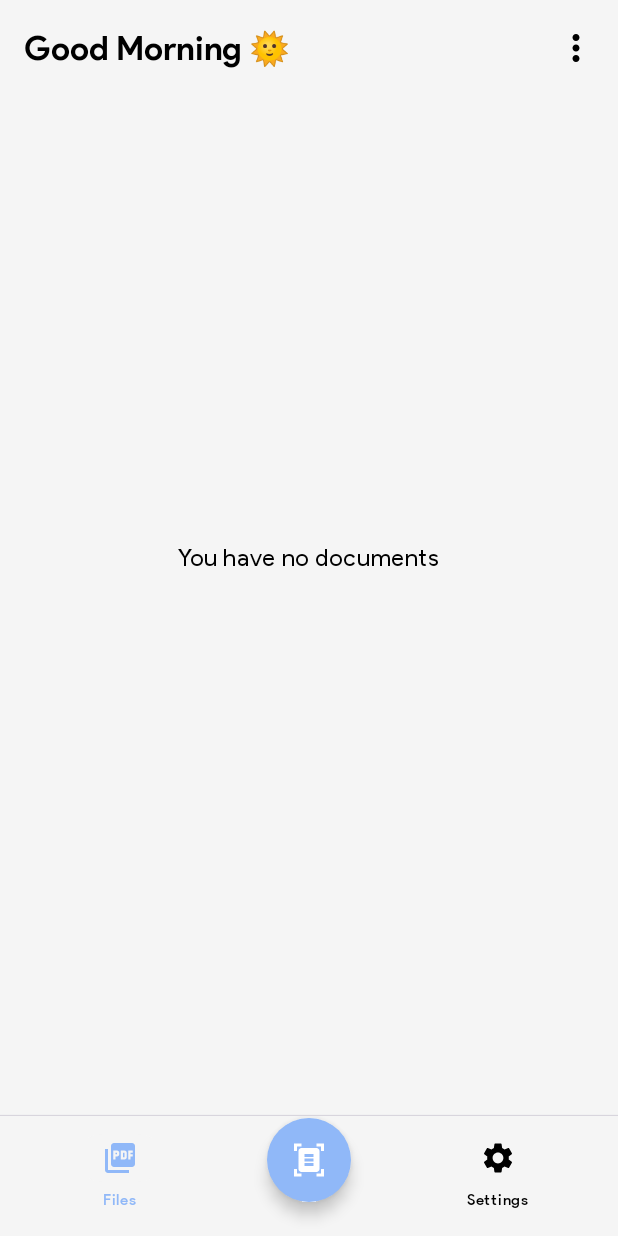
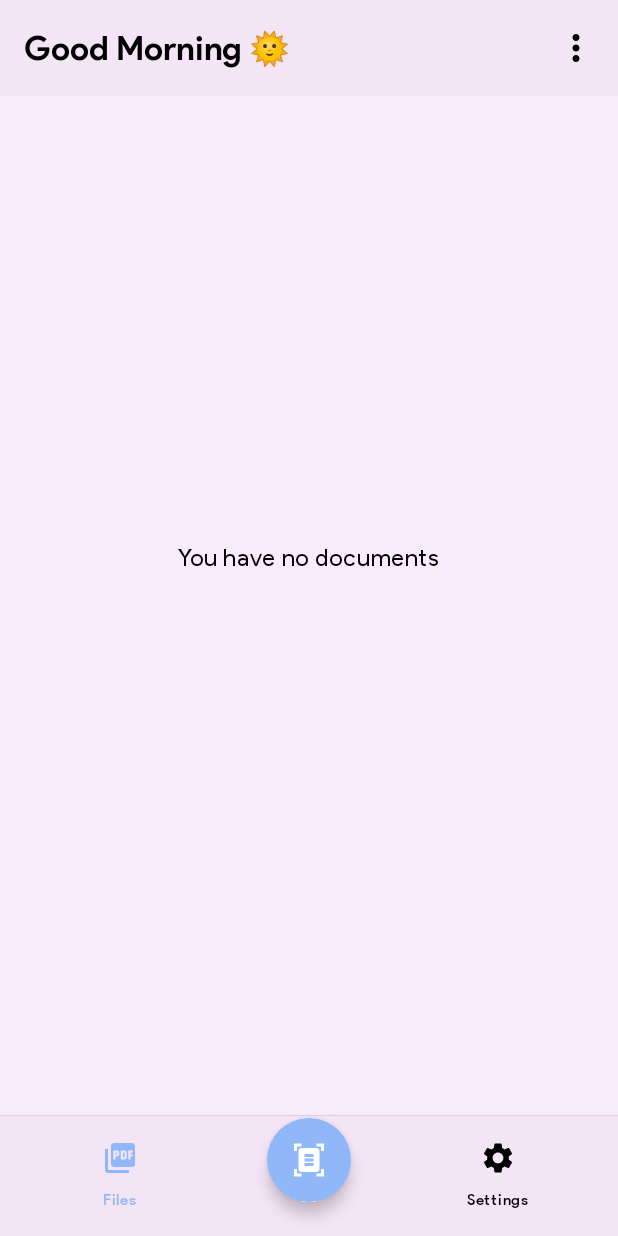
Before and after one commit to Dev-Micah/Snap2PDF, an Android app built with Jetpack Compose: the screen it shows after launch (MainActivity), on a phone screen of 412 x 824 dp. Run offline under Robolectric (Android 15) with nearby library versions, the phone set to English and light mode, and no system bars; our stand-ins replace Room's generated code; libraries missing offline, so code that uses them is left out: com.google.mlkit.vision; pictures from the network do not load.

Commit message:
Color fixes

```diff
--- a/app/src/main/java/com/micahnyabuto/snap2pdf/ui/theme/Color.kt
+++ b/app/src/main/java/com/micahnyabuto/snap2pdf/ui/theme/Color.kt
@@ -13,9 +13,9 @@ val SecondaryTextColor = Color(0xff000000)
 
 val SurfaceDark = Color(0xff161616)
 
-val SurfaceLight = Color(0xfff5f5f5)
+val SurfaceLight = Color(0xFFF3E5F5)
 
-val BackgroundLightColor = Color(0xfff5f5f5)
+val BackgroundLightColor = Color(0xFFF7ECFB)
 
 val BackgroundDarkColor = Color(0xff101010)
 
```
